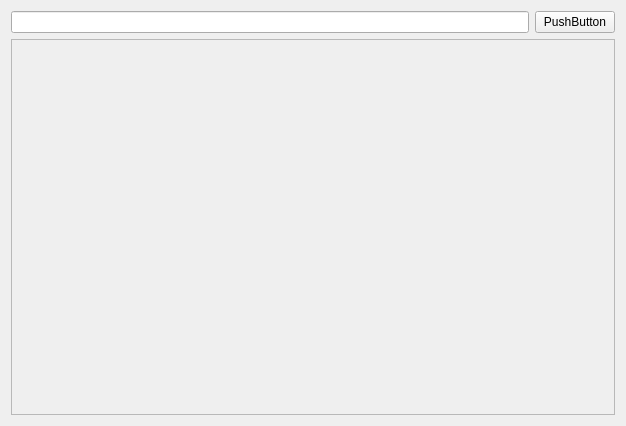
The window that qtCode/ProAVV/aav_videolist.ui (ProAAV/code) describes before a commit, drawn with Qt 5.
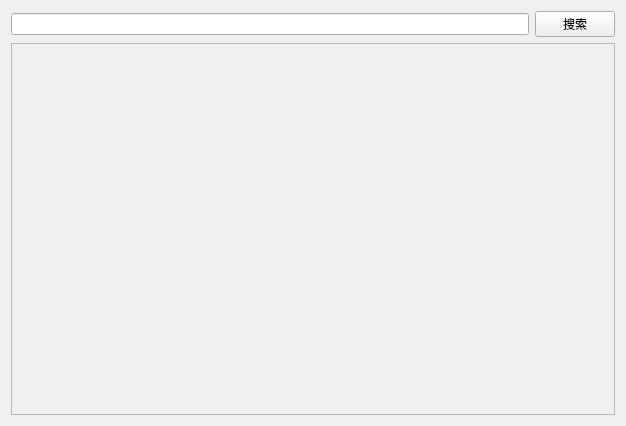
The same window after the commit.

The edit to the form file:
```diff
--- a/qtCode/ProAVV/aav_videolist.ui
+++ b/qtCode/ProAVV/aav_videolist.ui
@@ -24,7 +24,7 @@
        <item>
         <widget class="QPushButton" name="pushButton">
          <property name="text">
-          <string>PushButton</string>
+          <string>搜索</string>
          </property>
         </widget>
        </item>
@@ -40,8 +40,8 @@
          <rect>
           <x>0</x>
           <y>0</y>
-          <width>610</width>
-          <height>382</height>
+          <width>600</width>
+          <height>363</height>
          </rect>
         </property>
         <layout class="QGridLayout" name="gridLayout"/>
```
